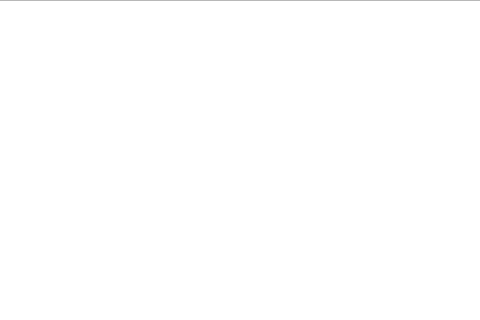
Above: Nivel_2/mainwindow.ui from juand-cardenas/proyecto_final_2 before the change; both pictures show x 175 to 655 and y 0 to 320 of the 814 by 691 pixel window. Below: the same form after it.
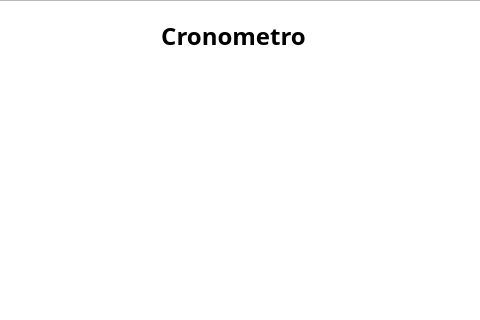
That is the form after the change.

What changed in the file:
```diff
--- a/Nivel_2/mainwindow.ui
+++ b/Nivel_2/mainwindow.ui
@@ -24,6 +24,26 @@
      </rect>
     </property>
    </widget>
+   <widget class="QLabel" name="Cronometro">
+    <property name="geometry">
+     <rect>
+      <x>330</x>
+      <y>10</y>
+      <width>171</width>
+      <height>51</height>
+     </rect>
+    </property>
+    <property name="font">
+     <font>
+      <family>Arial Black</family>
+      <pointsize>18</pointsize>
+      <bold>true</bold>
+     </font>
+    </property>
+    <property name="text">
+     <string> Cronometro</string>
+    </property>
+   </widget>
   </widget>
   <widget class="QMenuBar" name="menubar">
    <property name="geometry">
```
